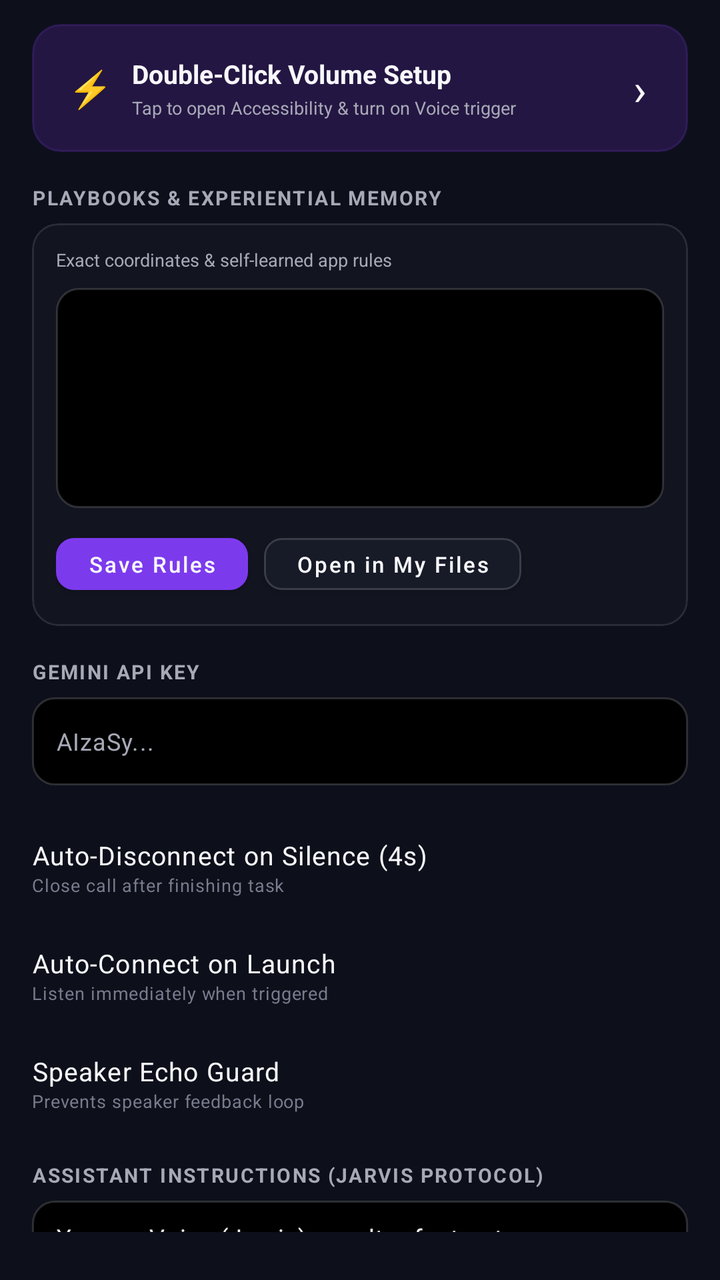
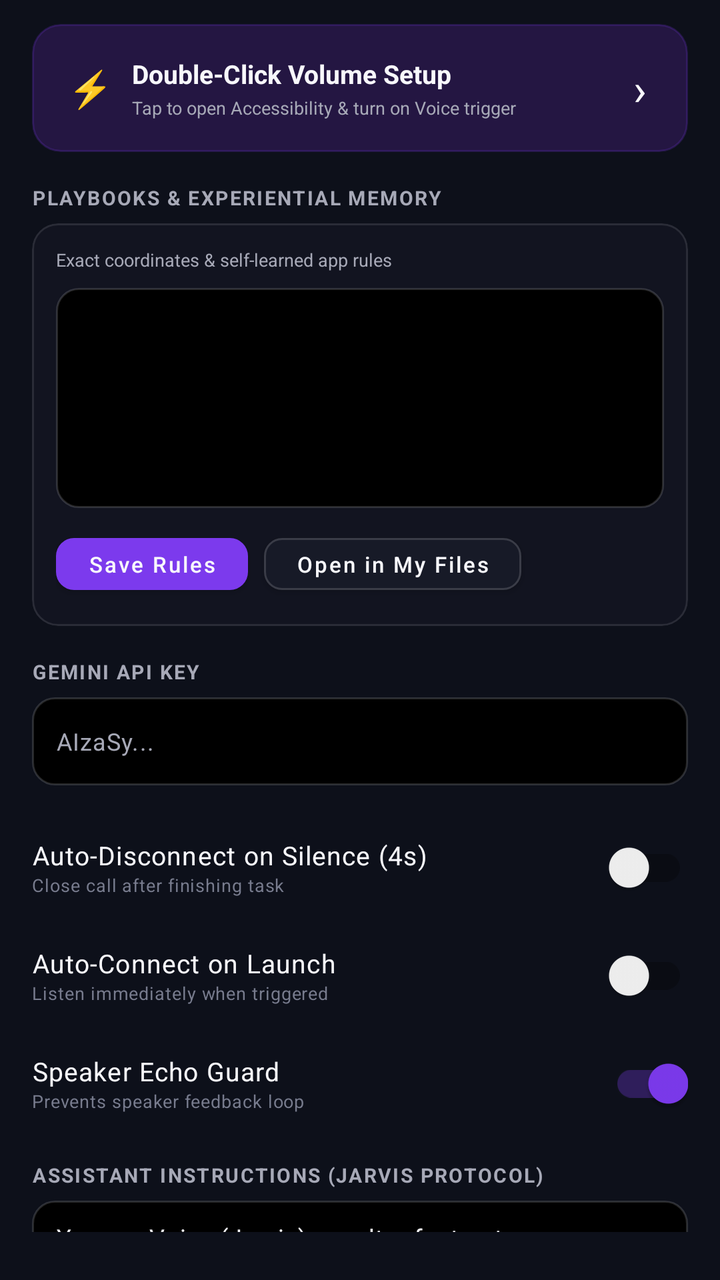

Before-and-after screenshots of an Android layout around one commit, followed by the original layout XML and the change that was made.
<!-- AndroidManifest.xml: activity theme AppTheme -->
<!-- res/layout/activity_settings.xml -->
<?xml version="1.0" encoding="utf-8"?>
<androidx.core.widget.NestedScrollView
    xmlns:android="http://schemas.android.com/apk/res/android"
    xmlns:app="http://schemas.android.com/apk/res-auto"
    android:layout_width="match_parent"
    android:layout_height="match_parent"
    android:fillViewport="true"
    android:background="@color/oled_background"
    android:paddingTop="8dp"
    android:paddingBottom="24dp">

    <LinearLayout
        android:layout_width="match_parent"
        android:layout_height="wrap_content"
        android:orientation="vertical"
        android:paddingStart="16dp"
        android:paddingEnd="16dp">

        
        <com.google.android.material.card.MaterialCardView
            android:id="@+id/volumeSetupCard"
            android:layout_width="match_parent"
            android:layout_height="wrap_content"
            android:layout_marginTop="4dp"
            android:layout_marginBottom="16dp"
            android:clickable="true"
            android:focusable="true"
            app:cardBackgroundColor="@android:color/transparent"
            app:cardCornerRadius="14dp"
            app:cardElevation="0dp"
            app:strokeWidth="0dp">

            <LinearLayout
                android:layout_width="match_parent"
                android:layout_height="wrap_content"
                android:background="@drawable/bg_purple_card"
                android:gravity="center_vertical"
                android:minHeight="64dp"
                android:orientation="horizontal">

                <TextView
                    android:layout_width="30dp"
                    android:layout_height="30dp"
                    android:gravity="center"
                    android:text="⚡"
                    android:textColor="@color/white_primary"
                    android:textSize="18sp" />

                <LinearLayout
                    android:layout_width="0dp"
                    android:layout_height="wrap_content"
                    android:layout_weight="1"
                    android:orientation="vertical"
                    android:paddingStart="6dp"
                    android:paddingEnd="8dp">

                    <TextView
                        android:layout_width="match_parent"
                        android:layout_height="wrap_content"
                        android:text="Double-Click Volume Setup"
                        android:textColor="@color/white_primary"
                        android:textSize="13sp"
                        android:textStyle="bold" />

                    <TextView
                        android:layout_width="match_parent"
                        android:layout_height="wrap_content"
                        android:layout_marginTop="2dp"
                        android:text="Tap to open Accessibility &amp; turn on Voice trigger"
                        android:textColor="@color/white_secondary"
                        android:textSize="9sp" />
                </LinearLayout>

                <TextView
                    android:layout_width="24dp"
                    android:layout_height="wrap_content"
                    android:gravity="center"
                    android:text="›"
                    android:textColor="@color/white_primary"
                    android:textSize="22sp" />
            </LinearLayout>
        </com.google.android.material.card.MaterialCardView>

        
        <TextView
            style="@style/SettingsSectionLabel"
            android:layout_width="match_parent"
            android:layout_height="wrap_content"
            android:text="PLAYBOOKS &amp; EXPERIENTIAL MEMORY"
            android:layout_marginBottom="6dp" />

        <com.google.android.material.card.MaterialCardView
            android:layout_width="match_parent"
            android:layout_height="wrap_content"
            android:layout_marginBottom="16dp"
            app:cardBackgroundColor="@color/oled_surface"
            app:cardCornerRadius="13dp"
            app:cardElevation="0dp"
            app:strokeColor="@color/border_white_10"
            app:strokeWidth="1dp">

            <LinearLayout
                android:layout_width="match_parent"
                android:layout_height="wrap_content"
                android:orientation="vertical"
                android:padding="12dp">

                <TextView
                    android:layout_width="match_parent"
                    android:layout_height="wrap_content"
                    android:text="Exact coordinates &amp; self-learned app rules"
                    android:textColor="@color/white_secondary"
                    android:textSize="9sp"
                    android:layout_marginBottom="8dp" />

                <EditText
                    android:id="@+id/playbooksEditor"
                    android:layout_width="match_parent"
                    android:layout_height="110dp"
                    android:background="@drawable/bg_input_field"
                    android:gravity="top|start"
                    android:inputType="textMultiLine"
                    android:padding="10dp"
                    android:scrollbars="vertical"
                    android:textColor="@color/white_primary"
                    android:textColorHint="@color/white_tertiary"
                    android:textSize="10sp"
                    android:fontFamily="monospace" />

                <LinearLayout
                    android:layout_width="match_parent"
                    android:layout_height="wrap_content"
                    android:layout_marginTop="9dp"
                    android:orientation="horizontal">

                    <com.google.android.material.button.MaterialButton
                        android:id="@+id/saveRulesButton"
                        android:layout_width="wrap_content"
                        android:layout_height="38dp"
                        android:text="Save Rules"
                        android:textAllCaps="false"
                        android:textColor="@color/white_primary"
                        android:textSize="11sp"
                        app:backgroundTint="@color/purple_accent"
                        app:cornerRadius="9dp" />

                    <Space
                        android:layout_width="8dp"
                        android:layout_height="1dp" />

                    <com.google.android.material.button.MaterialButton
                        android:id="@+id/openFilesButton"
                        android:layout_width="wrap_content"
                        android:layout_height="38dp"
                        android:text="Open in My Files"
                        android:textAllCaps="false"
                        android:textColor="@color/white_primary"
                        android:textSize="11sp"
                        app:backgroundTint="@color/oled_surface_alt"
                        app:cornerRadius="9dp"
                        app:strokeColor="@color/border_white_15"
                        app:strokeWidth="1dp" />
                </LinearLayout>
            </LinearLayout>
        </com.google.android.material.card.MaterialCardView>

        
        <TextView
            style="@style/SettingsSectionLabel"
            android:layout_width="match_parent"
            android:layout_height="wrap_content"
            android:text="GEMINI API KEY"
            android:layout_marginBottom="6dp" />

        <EditText
            android:id="@+id/apiKeyEditText"
            style="@style/SettingsInputText"
            android:layout_width="match_parent"
            android:layout_height="44dp"
            android:layout_marginBottom="14dp"
            android:background="@drawable/bg_input_field"
            android:hint="AIzaSy..."
            android:inputType="textPassword"
            android:singleLine="true"
            android:imeOptions="actionDone" />

        
        <LinearLayout
            android:layout_width="match_parent"
            android:layout_height="54dp"
            android:gravity="center_vertical"
            android:orientation="horizontal">
            <LinearLayout
                android:layout_width="0dp"
                android:layout_height="wrap_content"
                android:layout_weight="1"
                android:orientation="vertical">
                <TextView
                    style="@style/SettingsRowTitle"
                    android:layout_width="match_parent"
                    android:layout_height="wrap_content"
                    android:text="Auto-Disconnect on Silence (4s)" />
                <TextView
                    style="@style/SettingsRowSubtitle"
                    android:layout_width="match_parent"
                    android:layout_height="wrap_content"
                    android:text="Close call after finishing task" />
            </LinearLayout>
            <com.google.android.material.materialswitch.MaterialSwitch
                android:id="@+id/autoDisconnectSwitch"
                android:layout_width="wrap_content"
                android:layout_height="wrap_content"
                app:useMaterialThemeColors="false" />
        </LinearLayout>

        <LinearLayout
            android:layout_width="match_parent"
            android:layout_height="54dp"
            android:gravity="center_vertical"
            android:orientation="horizontal">
            <LinearLayout
                android:layout_width="0dp"
                android:layout_height="wrap_content"
                android:layout_weight="1"
                android:orientation="vertical">
                <TextView
                    style="@style/SettingsRowTitle"
                    android:layout_width="match_parent"
                    android:layout_height="wrap_content"
                    android:text="Auto-Connect on Launch" />
                <TextView
                    style="@style/SettingsRowSubtitle"
                    android:layout_width="match_parent"
                    android:layout_height="wrap_content"
                    android:text="Listen immediately when triggered" />
            </LinearLayout>
            <com.google.android.material.materialswitch.MaterialSwitch
                android:id="@+id/autoConnectSwitch"
                android:layout_width="wrap_content"
                android:layout_height="wrap_content"
                app:useMaterialThemeColors="false" />
        </LinearLayout>

        <LinearLayout
            android:layout_width="match_parent"
            android:layout_height="54dp"
            android:gravity="center_vertical"
            android:orientation="horizontal">
            <LinearLayout
                android:layout_width="0dp"
                android:layout_height="wrap_content"
                android:layout_weight="1"
                android:orientation="vertical">
                <TextView
                    style="@style/SettingsRowTitle"
                    android:layout_width="match_parent"
                    android:layout_height="wrap_content"
                    android:text="Speaker Echo Guard" />
                <TextView
                    style="@style/SettingsRowSubtitle"
                    android:layout_width="match_parent"
                    android:layout_height="wrap_content"
                    android:text="Prevents speaker feedback loop" />
            </LinearLayout>
            <com.google.android.material.materialswitch.MaterialSwitch
                android:id="@+id/speakerEchoGuardSwitch"
                android:layout_width="wrap_content"
                android:layout_height="wrap_content"
                android:checked="true"
                app:useMaterialThemeColors="false" />
        </LinearLayout>

        
        <TextView
            style="@style/SettingsSectionLabel"
            android:layout_width="match_parent"
            android:layout_height="wrap_content"
            android:layout_marginTop="12dp"
            android:text="ASSISTANT INSTRUCTIONS (JARVIS PROTOCOL)"
            android:layout_marginBottom="6dp" />

        <EditText
            android:id="@+id/instructionsEditText"
            style="@style/SettingsInputText"
            android:layout_width="match_parent"
            android:layout_height="80dp"
            android:layout_marginBottom="14dp"
            android:background="@drawable/bg_input_field"
            android:gravity="top|start"
            android:inputType="textMultiLine"
            android:text="You are Voice (Jarvis), an ultra-fast autonomous Android agent with physical device control and experiential memory." />

        
        <TextView
            style="@style/SettingsSectionLabel"
            android:layout_width="match_parent"
            android:layout_height="wrap_content"
            android:text="TARGET MODEL"
            android:layout_marginBottom="6dp" />

        <Spinner
            android:id="@+id/modelSpinner"
            android:layout_width="match_parent"
            android:layout_height="44dp"
            android:layout_marginBottom="14dp"
            android:background="@drawable/bg_input_field"
            android:spinnerMode="dropdown" />

        
        <TextView
            style="@style/SettingsSectionLabel"
            android:layout_width="match_parent"
            android:layout_height="wrap_content"
            android:text="VOICE PROFILE"
            android:layout_marginBottom="6dp" />

        <Spinner
            android:id="@+id/voiceSpinner"
            android:layout_width="match_parent"
            android:layout_height="44dp"
            android:layout_marginBottom="18dp"
            android:background="@drawable/bg_input_field"
            android:spinnerMode="dropdown" />

        <com.google.android.material.button.MaterialButton
            android:id="@+id/saveButton"
            android:layout_width="match_parent"
            android:layout_height="48dp"
            android:text="Save Configuration"
            android:textAllCaps="false"
            android:textColor="@color/white_primary"
            android:textSize="13sp"
            android:textStyle="bold"
            app:backgroundTint="@color/purple_accent"
            app:cornerRadius="12dp" />

    </LinearLayout>
</androidx.core.widget.NestedScrollView>
<!-- resources referenced by this layout -->
<resources>
  <color name="border_white_10">#1AFFFFFF</color>
  <color name="border_white_15">#26FFFFFF</color>
  <color name="oled_background">#0D101A</color>
  <color name="oled_surface">#121420</color>
  <color name="oled_surface_alt">#171A27</color>
  <color name="purple_accent">#7C3AED</color>
  <color name="white_primary">#F8F8FC</color>
  <color name="white_secondary">#A7A9B7</color>
  <color name="white_tertiary">#777B8D</color>
  <!-- drawable bg_input_field (drawable) -->
  <?xml version="1.0" encoding="utf-8"?>
  <shape xmlns:android="http://schemas.android.com/apk/res/android" android:shape="rectangle">
      <solid android:color="#000000" />
      <stroke android:width="1dp" android:color="#26FFFFFF" />
      <corners android:radius="11dp" />
      <padding android:left="12dp" android:top="10dp" android:right="12dp" android:bottom="10dp" />
  </shape>
  <!-- drawable bg_purple_card (drawable) -->
  <?xml version="1.0" encoding="utf-8"?>
  <shape xmlns:android="http://schemas.android.com/apk/res/android" android:shape="rectangle">
      <solid android:color="#241642" />
      <stroke android:width="1dp" android:color="#387C3AED" />
      <corners android:radius="14dp" />
      <padding android:left="14dp" android:top="11dp" android:right="12dp" android:bottom="11dp" />
  </shape>
  <style name="SettingsInputText" parent="TextAppearance.MaterialComponents.Body1">
          <item name="android:textSize">12sp</item>
          <item name="android:textColor">@color/white_primary</item>
          <item name="android:textColorHint">@color/white_secondary</item>
      </style>
  <style name="SettingsRowSubtitle" parent="TextAppearance.MaterialComponents.Caption">
          <item name="android:textSize">9sp</item>
          <item name="android:textColor">@color/white_tertiary</item>
      </style>
  <style name="SettingsRowTitle" parent="TextAppearance.MaterialComponents.Body1">
          <item name="android:textSize">13sp</item>
          <item name="android:textColor">@color/white_primary</item>
      </style>
  <style name="SettingsSectionLabel" parent="TextAppearance.MaterialComponents.Caption">
          <item name="android:textSize">10sp</item>
          <item name="android:letterSpacing">0.08</item>
          <item name="android:textColor">@color/white_secondary</item>
          <item name="android:textStyle">bold</item>
      </style>
  <style name="AppTheme" parent="Theme.MaterialComponents.DayNight.NoActionBar">
          <item name="android:statusBarColor">@color/oled_background</item>
          <item name="android:navigationBarColor">@color/oled_background</item>
          <item name="android:windowBackground">@color/oled_background</item>
          <item name="colorPrimary">@color/purple_accent</item>
          <item name="colorSecondary">@color/purple_accent</item>
      </style>
</resources>

<!-- the commit's change to res/layout/activity_settings.xml (unified diff, before → after) -->
@@ -206,11 +206,10 @@
                     android:layout_height="wrap_content"
                     android:text="Close call after finishing task" />
             </LinearLayout>
-            <com.google.android.material.materialswitch.MaterialSwitch
+            <androidx.appcompat.widget.SwitchCompat
                 android:id="@+id/autoDisconnectSwitch"
                 android:layout_width="wrap_content"
-                android:layout_height="wrap_content"
-                app:useMaterialThemeColors="false" />
+                android:layout_height="wrap_content" />
         </LinearLayout>
 
         <LinearLayout
@@ -234,11 +233,10 @@
                     android:layout_height="wrap_content"
                     android:text="Listen immediately when triggered" />
             </LinearLayout>
-            <com.google.android.material.materialswitch.MaterialSwitch
+            <androidx.appcompat.widget.SwitchCompat
                 android:id="@+id/autoConnectSwitch"
                 android:layout_width="wrap_content"
-                android:layout_height="wrap_content"
-                app:useMaterialThemeColors="false" />
+                android:layout_height="wrap_content" />
         </LinearLayout>
 
         <LinearLayout
@@ -262,12 +260,11 @@
                     android:layout_height="wrap_content"
                     android:text="Prevents speaker feedback loop" />
             </LinearLayout>
-            <com.google.android.material.materialswitch.MaterialSwitch
+            <androidx.appcompat.widget.SwitchCompat
                 android:id="@+id/speakerEchoGuardSwitch"
                 android:layout_width="wrap_content"
                 android:layout_height="wrap_content"
-                android:checked="true"
-                app:useMaterialThemeColors="false" />
+                android:checked="true" />
         </LinearLayout>
 
         
